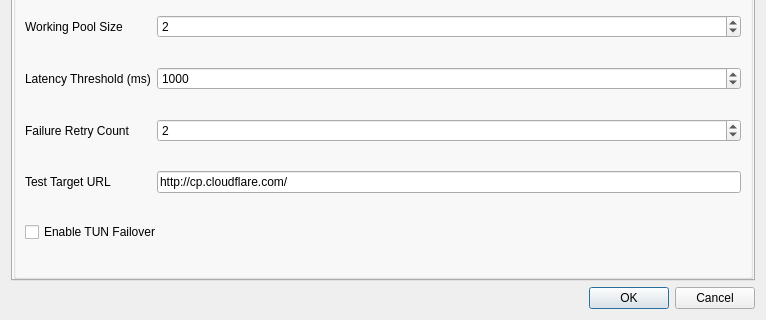
The window that src/nekobox/ui/setting/dialog_basic_settings.ui (OptimusFaber/SilentGuard) describes before a commit, drawn with Qt 5; both pictures show x 0 to 766 and y 213 to 533 of the 766 by 533 pixel window.
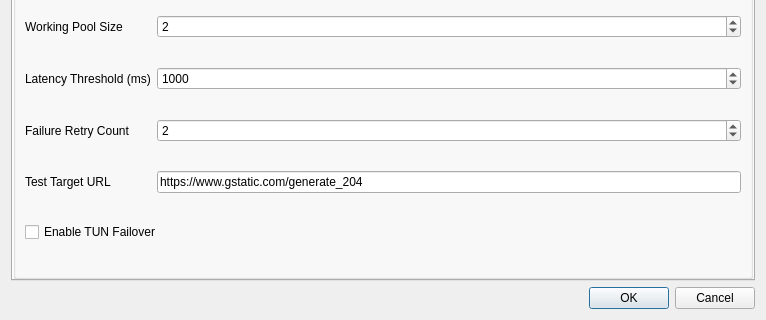
The same window after the commit. The open tabs and pages were chosen to show the change. Custom widgets are drawn as their Qt base class.

Diff of the .ui file:
```diff
--- a/src/nekobox/ui/setting/dialog_basic_settings.ui
+++ b/src/nekobox/ui/setting/dialog_basic_settings.ui
@@ -1311,7 +1311,7 @@
           <string>URL to test proxies against</string>
          </property>
          <property name="text">
-          <string>http://cp.cloudflare.com/</string>
+          <string>https://www.gstatic.com/generate_204</string>
          </property>
         </widget>
        </item>
```
